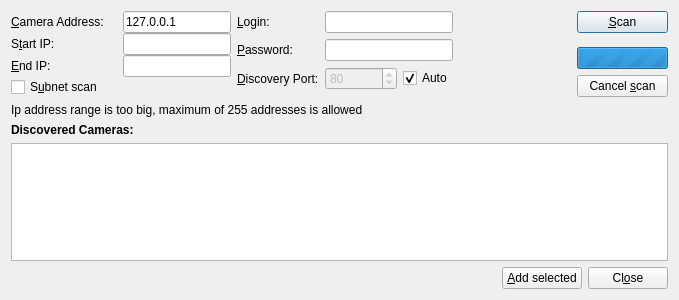
Qt form client/src/ui/dialogs/camera_addition_dialog.ui (networkoptix/nx_open) before a commit.
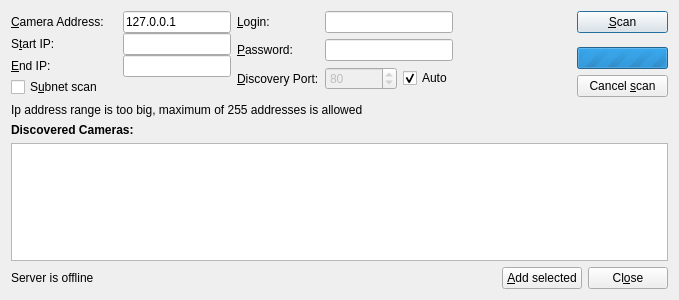
The same form after that commit. Custom widgets are drawn as their Qt base class.

Commit message:
Bug #1822: Invalid error message for manual camera addition
Various 'Manual Camera Addition' dialog improvements

<==== Mercurial data ====>
Branch: master

Diff of the .ui file:
```diff
--- a/client/src/ui/dialogs/camera_addition_dialog.ui
+++ b/client/src/ui/dialogs/camera_addition_dialog.ui
@@ -459,6 +459,13 @@
    </item>
    <item>
     <layout class="QHBoxLayout" name="buttonsLayout">
+     <item>
+      <widget class="QLabel" name="serverOfflineLabel">
+       <property name="text">
+        <string>Server is offline</string>
+       </property>
+      </widget>
+     </item>
      <item>
       <spacer name="horizontalSpacer_5">
        <property name="orientation">
```
The commit also changes 3 other files.
